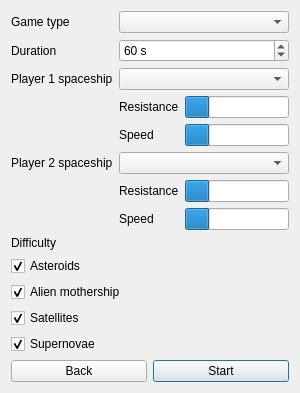
sebva/Starfighter4K, file Starfighter4K/res/ui/NewGameDialog.ui: the form before one commit.
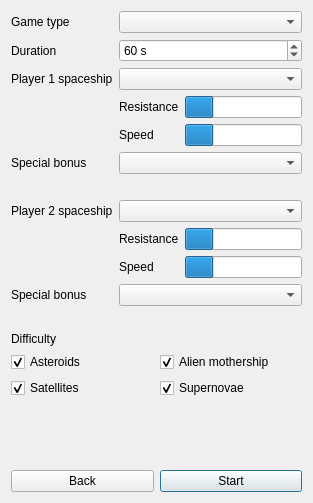
The form after the commit. Icons and pictures are not drawn.

Commit message: Choosable special bonuses.

What changed in the file:
```diff
--- a/Starfighter4K/res/ui/NewGameDialog.ui
+++ b/Starfighter4K/res/ui/NewGameDialog.ui
@@ -6,8 +6,8 @@
    <rect>
     <x>0</x>
     <y>0</y>
-    <width>300</width>
-    <height>378</height>
+    <width>313</width>
+    <height>503</height>
    </rect>
   </property>
   <property name="minimumSize">
@@ -42,26 +42,6 @@
        </property>
       </widget>
      </item>
-     <item row="2" column="0">
-      <widget class="QLabel" name="label_3">
-       <property name="text">
-        <string>Player 1 spaceship</string>
-       </property>
-      </widget>
-     </item>
-     <item row="2" column="1">
-      <widget class="QComboBox" name="cbbP1ship"/>
-     </item>
-     <item row="4" column="0">
-      <widget class="QLabel" name="label_4">
-       <property name="text">
-        <string>Player 2 spaceship</string>
-       </property>
-      </widget>
-     </item>
-     <item row="4" column="1">
-      <widget class="QComboBox" name="cbbP2ship"/>
-     </item>
      <item row="1" column="1">
       <widget class="QSpinBox" name="sbxDuration">
        <property name="suffix">
@@ -78,6 +58,16 @@
        </property>
       </widget>
      </item>
+     <item row="2" column="0">
+      <widget class="QLabel" name="label_3">
+       <property name="text">
+        <string>Player 1 spaceship</string>
+       </property>
+      </widget>
+     </item>
+     <item row="2" column="1">
+      <widget class="QComboBox" name="cbbP1ship"/>
+     </item>
      <item row="3" column="0">
       <widget class="QLabel" name="imgP1">
        <property name="text">
@@ -91,19 +81,6 @@
        </property>
       </widget>
      </item>
-     <item row="5" column="0">
-      <widget class="QLabel" name="imgP2">
-       <property name="text">
-        <string/>
-       </property>
-       <property name="pixmap">
-        <pixmap resource="../../ressources.qrc">:/images/game/ship1</pixmap>
-       </property>
-       <property name="alignment">
-        <set>Qt::AlignHCenter|Qt::AlignTop</set>
-       </property>
-      </widget>
-     </item>
      <item row="3" column="1">
       <layout class="QFormLayout" name="formLayout_2">
        <item row="1" column="1">
@@ -148,7 +125,59 @@
        </item>
       </layout>
      </item>
-     <item row="5" column="1">
+     <item row="4" column="0">
+      <widget class="QLabel" name="label_11">
+       <property name="text">
+        <string>Special bonus</string>
+       </property>
+      </widget>
+     </item>
+     <item row="4" column="1">
+      <widget class="QComboBox" name="cbbSBP1"/>
+     </item>
+     <item row="5" column="0">
+      <widget class="QLabel" name="imgSBP1">
+       <property name="maximumSize">
+        <size>
+         <width>40</width>
+         <height>40</height>
+        </size>
+       </property>
+       <property name="text">
+        <string notr="true"/>
+       </property>
+       <property name="pixmap">
+        <pixmap resource="../../ressources.qrc">:/images/bonus/bonus</pixmap>
+       </property>
+       <property name="scaledContents">
+        <bool>true</bool>
+       </property>
+      </widget>
+     </item>
+     <item row="6" column="0">
+      <widget class="QLabel" name="label_4">
+       <property name="text">
+        <string>Player 2 spaceship</string>
+       </property>
+      </widget>
+     </item>
+     <item row="6" column="1">
+      <widget class="QComboBox" name="cbbP2ship"/>
+     </item>
+     <item row="7" column="0">
+      <widget class="QLabel" name="imgP2">
+       <property name="text">
+        <string/>
+       </property>
+       <property name="pixmap">
+        <pixmap resource="../../ressources.qrc">:/images/game/ship1</pixmap>
+       </property>
+       <property name="alignment">
+        <set>Qt::AlignHCenter|Qt::AlignTop</set>
+       </property>
+      </widget>
+     </item>
+     <item row="7" column="1">
       <layout class="QFormLayout" name="formLayout_3">
        <item row="0" column="0">
         <widget class="QLabel" name="label_8">
@@ -192,6 +221,38 @@
        </item>
       </layout>
      </item>
+     <item row="8" column="0">
+      <widget class="QLabel" name="label_10">
+       <property name="text">
+        <string>Special bonus</string>
+       </property>
+      </widget>
+     </item>
+     <item row="8" column="1">
+      <widget class="QComboBox" name="cbbSBP2"/>
+     </item>
+     <item row="9" column="0">
+      <widget class="QLabel" name="imgSBP2">
+       <property name="maximumSize">
+        <size>
+         <width>40</width>
+         <height>40</height>
+        </size>
+       </property>
+       <property name="text">
+        <string notr="true"/>
+       </property>
+       <property name="pixmap">
+        <pixmap resource="../../ressources.qrc">:/images/bonus/bonus</pixmap>
+       </property>
+       <property name="scaledContents">
+        <bool>true</bool>
+       </property>
+       <property name="alignment">
+        <set>Qt::AlignCenter</set>
+       </property>
+      </widget>
+     </item>
     </layout>
    </item>
    <item>
@@ -202,6 +263,8 @@
     </widget>
    </item>
    <item>
+    <layout class="QGridLayout" name="gridLayout">
+     <item row="0" column="0">
     <widget class="QCheckBox" name="cbxAsteroid">
      <property name="text">
       <string>Asteroids</string>
@@ -211,7 +274,7 @@
      </property>
     </widget>
    </item>
-   <item>
+     <item row="0" column="1">
     <widget class="QCheckBox" name="cbxAlien">
      <property name="text">
       <string>Alien mothership</string>
@@ -221,17 +284,7 @@
      </property>
     </widget>
    </item>
-   <item>
-    <widget class="QCheckBox" name="cbxSatellite">
-     <property name="text">
-      <string>Satellites</string>
-     </property>
-     <property name="checked">
-      <bool>true</bool>
-     </property>
-    </widget>
-   </item>
-   <item>
+     <item row="2" column="1">
     <widget class="QCheckBox" name="cbxSupernova">
      <property name="text">
       <string>Supernovae</string>
@@ -240,6 +293,18 @@
       <bool>true</bool>
      </property>
     </widget>
+     </item>
+     <item row="2" column="0">
+      <widget class="QCheckBox" name="cbxSatellite">
+       <property name="text">
+        <string>Satellites</string>
+       </property>
+       <property name="checked">
+        <bool>true</bool>
+       </property>
+      </widget>
+     </item>
+    </layout>
    </item>
    <item>
     <spacer name="verticalSpacer">
```
Lines whose indentation alone changed are shown as unchanged. The commit also changes 14 other files.
